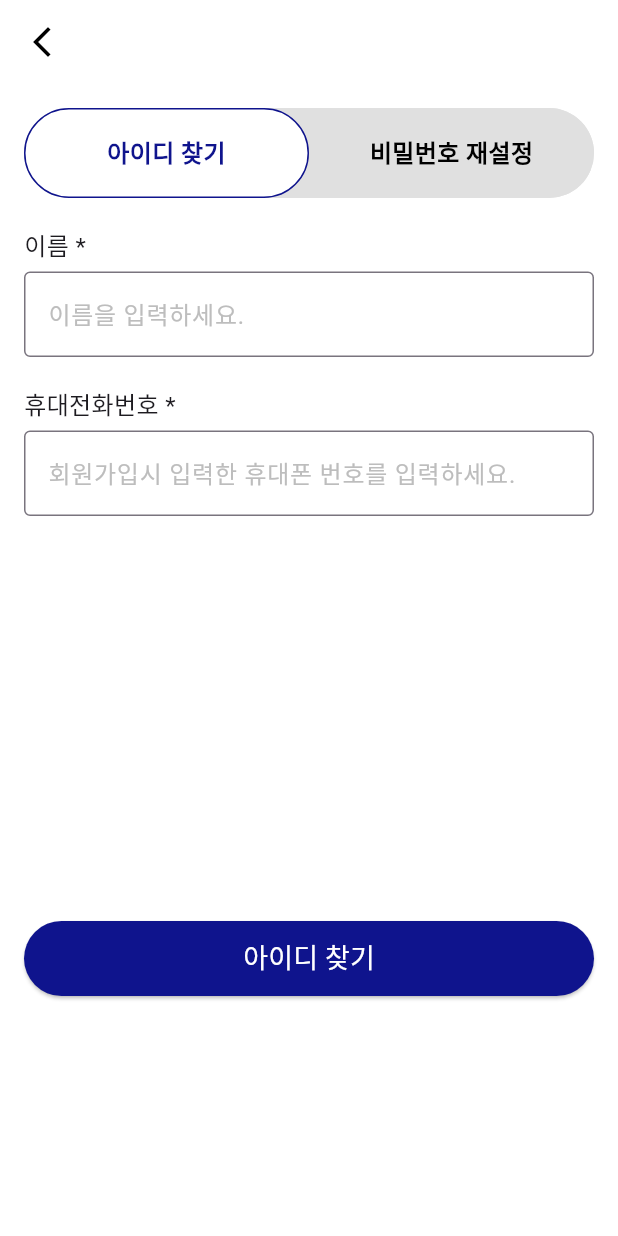
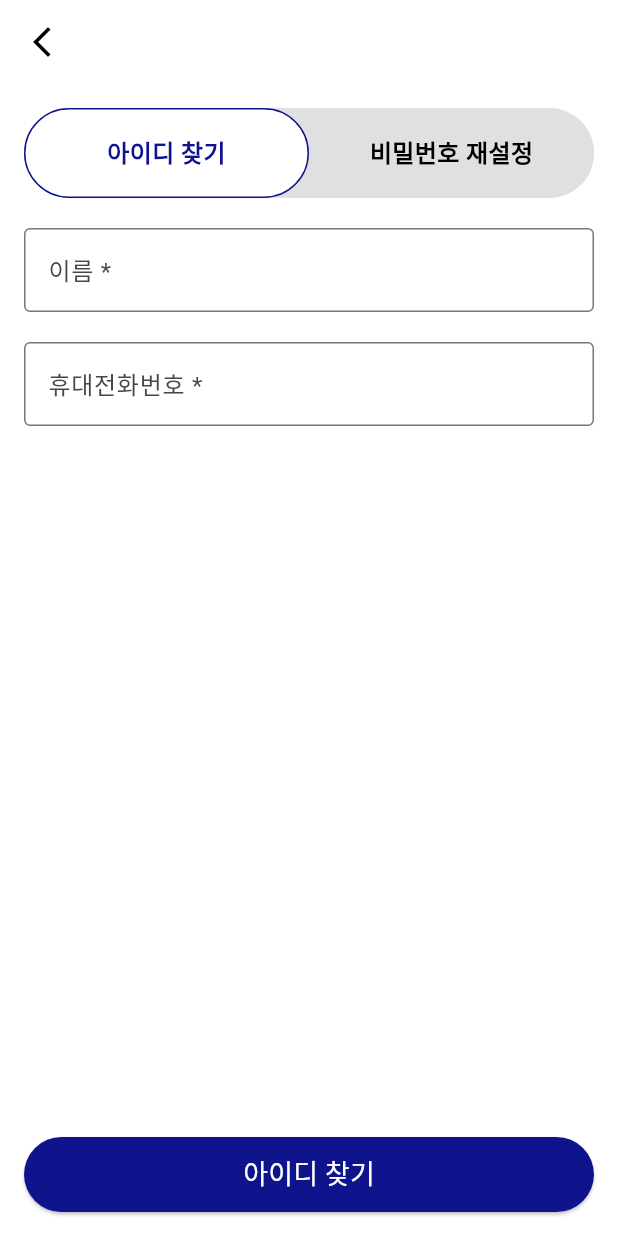
Before and after one commit to Kim-Ji-Man/Ask-Me, a Flutter app: the Homepage screen opened directly, after a tap on the "logout" icon, after a tap on "아이디/비밀번호 찾기", on a phone screen of 412 x 824 dp. Run offline on Flutter 3.47's test engine with Material 3 defaults, Android fonts, the phone set to English and light mode, and no system bars; our stand-ins replace dio, flutter_dotenv, geolocator, image_gallery_saver, image_picker, permission_handler and 1 more; missing offline and left inert: jwt_decode, kakao_map_plugin, onesignal_flutter; accounts and stored records are empty; network calls fail; project files that could hold a hidden picture were left out.

Commit message:
"홈화면 반응형 수정2 푸시"

```diff
--- a/lib/screens/find_id_password.dart
+++ b/lib/screens/find_id_password.dart
@@ -147,12 +147,13 @@ class _FindIdPasswordPageState extends State<FindIdPasswordPage> {
           crossAxisAlignment: CrossAxisAlignment.start,
           children: [
             Container(
-              height: 60, // 컨테이너 높이를 조정하여 탭의 크기를 키움
+              height: 60, // 컨테이너 높이
               decoration: BoxDecoration(
                 color: Colors.grey[300],
                 borderRadius: BorderRadius.circular(30), // 둥근 테두리
               ),
               child: Row(
+                crossAxisAlignment: CrossAxisAlignment.center,
                 children: [
                   Expanded(
                     child: GestureDetector(
@@ -162,8 +163,7 @@ class _FindIdPasswordPageState extends State<FindIdPasswordPage> {
                         });
                       },
                       child: Container(
-                        padding: EdgeInsets.symmetric(vertical: 10),
-                        alignment: Alignment.center,
+                        alignment: Alignment.center, // 버튼 텍스트를 정확히 가운데 정렬
                         decoration: BoxDecoration(
                           color: isIdSelected ? Colors.white : Colors.grey[300],
                           borderRadius: BorderRadius.circular(30),
@@ -171,12 +171,15 @@ class _FindIdPasswordPageState extends State<FindIdPasswordPage> {
                               ? Border.all(color: Color(0xFF0F148D), width: 1)
                               : null,
                         ),
+                        child: Padding(
+                          padding: const EdgeInsets.symmetric(vertical: 10), // 동일한 패딩 추가
                           child: Text(
                             '아이디 찾기',
                             style: TextStyle(
                               color: isIdSelected ? Color(0xFF0F148D) : Colors.black,
                               fontWeight: FontWeight.bold,
                               fontSize: 16,
+                            ),
                           ),
                         ),
                       ),
@@ -190,8 +193,7 @@ class _FindIdPasswordPageState extends State<FindIdPasswordPage> {
                         });
                       },
                       child: Container(
-                        padding: EdgeInsets.symmetric(vertical: 10),
-                        alignment: Alignment.center,
+                        alignment: Alignment.center, // 버튼 텍스트를 정확히 가운데 정렬
                         decoration: BoxDecoration(
                           color: !isIdSelected ? Colors.white : Colors.grey[300],
                           borderRadius: BorderRadius.circular(30),
@@ -199,12 +201,16 @@ class _FindIdPasswordPageState extends State<FindIdPasswordPage> {
                               ? Border.all(color: Color(0xFF0F148D), width: 1)
                               : null,
                         ),
+                        child: Padding(
+                          padding: const EdgeInsets.symmetric(vertical: 10), // 동일한 패딩 추가
                           child: Text(
                             '비밀번호 재설정',
                             style: TextStyle(
                               color: !isIdSelected ? Color(0xFF0F148D) : Colors.black,
                               fontWeight: FontWeight.bold,
-                              fontSize: 16),
+                              fontSize: 16,
+                            ),
+                          ),
                         ),
                       ),
                     ),
@@ -215,34 +221,35 @@ class _FindIdPasswordPageState extends State<FindIdPasswordPage> {
             SizedBox(height: 20),
             if (isIdSelected) ...[
               // 아이디 찾기 선택 시 나타나는 필드
-              Text(
-                '이름 *',
-                style: TextStyle(fontSize: 16),
-              ),
-              SizedBox(height: 5),
               TextFormField(
                 controller: nameController,
                 decoration: InputDecoration(
                   border: OutlineInputBorder(),
-                  hintText: '이름을 입력하세요.',
-                  hintStyle: TextStyle(color: Colors.grey[400]),
+                  labelText: '이름 *', // labelText로 제목 추가
                 ),
+                validator: (value) {
+                  if (value == null || value.isEmpty) {
+                    return '이름을 입력하세요'; // 유효성 검사 메시지
+                  }
+                  return null;
+                },
               ),
               SizedBox(height: 20),
-              Text(
-                '휴대전화번호 *',
-                style: TextStyle(fontSize: 16),
-              ),
-              SizedBox(height: 5),
               TextFormField(
                 controller: phoneController,
                 decoration: InputDecoration(
                   border: OutlineInputBorder(),
-                  hintText: '회원가입시 입력한 휴대폰 번호를 입력하세요.',
-                  hintStyle: TextStyle(color: Colors.grey[400]),
+                  labelText: '휴대전화번호 *', // labelText로 제목 추가
                 ),
+                validator: (value) {
+                  if (value == null || value.isEmpty) {
+                    return '휴대전화번호를 입력하세요';
+                  }
+                  return null;
+                },
               ),
-              SizedBox(height: 270),
+              SizedBox(height: 20),
+              Spacer(),
               ElevatedButton(
                 onPressed: () {
                   // 아이디 찾기 로직 실행
@@ -252,7 +259,7 @@ class _FindIdPasswordPageState extends State<FindIdPasswordPage> {
                   '아이디 찾기',
                   style: TextStyle(
                     color: Colors.white,
-                    fontSize: 18, // 텍스트의 스타일은 여기서 설정
+                    fontSize: 18,
                   ),
                 ),
                 style: ElevatedButton.styleFrom(
@@ -262,45 +269,45 @@ class _FindIdPasswordPageState extends State<FindIdPasswordPage> {
               ),
             ] else ...[
               // 비밀번호 찾기 선택 시 나타나는 필드
-              Text(
-                '아이디 *',
-                style: TextStyle(fontSize: 16),
-              ),
-              SizedBox(height: 5),
               TextFormField(
                 controller: idController,
                 decoration: InputDecoration(
                   border: OutlineInputBorder(),
-                  hintText: '아이디를 입력하세요.',
-                  hintStyle: TextStyle(color: Colors.grey[400]),
+                  labelText: '아이디 *', // labelText로 제목 추가
                 ),
+                validator: (value) {
+                  if (value == null || value.isEmpty) {
+                    return '아이디를 입력하세요';
+                  }
+                  return null;
+                },
               ),
               SizedBox(height: 20),
-              Text(
-                '휴대전화번호 *',
-                style: TextStyle(fontSize: 16),
-              ),
-              SizedBox(height: 5),
               TextFormField(
                 controller: phoneController,
                 decoration: InputDecoration(
                   border: OutlineInputBorder(),
-                  hintText: '회원가입시 입력한 휴대폰 번호를 입력하세요.',
-                  hintStyle: TextStyle(color: Colors.grey[400]),
+                  labelText: '휴대전화번호 *', // labelText로 제목 추가
                 ),
+                validator: (value) {
+                  if (value == null || value.isEmpty) {
+                    return '휴대전화번호를 입력하세요';
+                  }
+                  return null;
+                },
               ),
               SizedBox(height: 20),
               Spacer(),
               ElevatedButton(
                 onPressed: () {
-                  // 비밀번호 재설정 로직 추가 필요
+                  // 비밀번호 재설정 로직 실행
                   resetPassword();
                 },
                 child: Text(
                   '비밀번호 재설정',
                   style: TextStyle(
                     color: Colors.white,
-                    fontSize: 18, // 텍스트의 스타일은 여기서 설정
+                    fontSize: 18,
                   ),
                 ),
                 style: ElevatedButton.styleFrom(
--- a/lib/screens/homepage.dart
+++ b/lib/screens/homepage.dart
@@ -240,7 +240,7 @@ class HomePageContent extends StatelessWidget {
         // 상단 색상 배경 아래에 프로필 영역 추가
         Container(
           width: double.infinity,
-          padding: EdgeInsets.fromLTRB(20, 0, 20, 30),
+          padding: EdgeInsets.fromLTRB(20, 40, 20, 40),
           color: Colors.indigo[800], // 배경색을 상단과 맞춤
           child: Row(
             mainAxisAlignment: MainAxisAlignment.start,
@@ -257,7 +257,7 @@ class HomePageContent extends StatelessWidget {
                   Text(
                     '$nick 님,',
                     style: TextStyle(color: Colors.white,
-                        fontSize: MediaQuery.of(context).size.width * 0.05,
+                        fontSize: MediaQuery.of(context).size.width * 0.06,
                         fontWeight: FontWeight.bold),
                   ),
                   Text(
@@ -286,12 +286,12 @@ class HomePageContent extends StatelessWidget {
               child: Column(
                 crossAxisAlignment: CrossAxisAlignment.start,
                 children: [
-                  SizedBox(height: 30),
+                  SizedBox(height: MediaQuery.of(context).size.width * 0.13),
                   Row(
                     mainAxisAlignment: MainAxisAlignment.center,
                     children: [
                       SizedBox(
-                        width: MediaQuery.of(context).size.width * 0.38,
+                        width: MediaQuery.of(context).size.width * 0.4,
                         child: _buildCard(
                           context,
                           '전체 알림수',
@@ -302,7 +302,7 @@ class HomePageContent extends StatelessWidget {
                       ),
                       SizedBox(width: 20),
                       SizedBox(
-                        width: MediaQuery.of(context).size.width * 0.38,
+                        width: MediaQuery.of(context).size.width * 0.4,
                         child: _buildCard(
                           context,
                           '당일 알림수',
@@ -313,7 +313,7 @@ class HomePageContent extends StatelessWidget {
                       ),
                     ],
                   ),
-                  SizedBox(height: MediaQuery.of(context).size.height * 0.015),
+                  SizedBox(height: MediaQuery.of(context).size.height * 0.05),
                   _buildMenuGrid(context),
                 ],
               ),
@@ -349,7 +349,7 @@ class HomePageContent extends StatelessWidget {
           // 텍스트 부분
           Padding(
             padding: EdgeInsets.symmetric(
-              vertical: MediaQuery.of(context).size.height * 0.01, // 런타임 계산
+              vertical: MediaQuery.of(context).size.height * 0.015, // 런타임 계산
               horizontal: MediaQuery.of(context).size.width * 0.02,
             ),
             child: Column(
@@ -365,7 +365,7 @@ class HomePageContent extends StatelessWidget {
                 Text(
                   subtitle,
                   style: TextStyle(
-                    fontSize: MediaQuery.of(context).size.width * 0.06,
+                    fontSize: MediaQuery.of(context).size.width * 0.065,
                     fontWeight: FontWeight.bold,
                     color: Colors.indigo,
                     fontFamily: 'CustomFont',
@@ -397,7 +397,7 @@ Widget _buildMenuGrid(BuildContext context) {
     physics: NeverScrollableScrollPhysics(),
     gridDelegate: SliverGridDelegateWithFixedCrossAxisCount(
       crossAxisCount: 3,
-      childAspectRatio: 1.2,
+      childAspectRatio: 0.95,
     ),
     itemCount: menuItems.length,
     itemBuilder: (context, index) {
@@ -412,15 +412,15 @@ Widget _buildMenuGrid(BuildContext context) {
         child: Column(
           children: [
             Container(
-              width: MediaQuery.of(context).size.width * 0.15,
-              height: MediaQuery.of(context).size.width * 0.15,
+              width: MediaQuery.of(context).size.width * 0.175,
+              height: MediaQuery.of(context).size.width * 0.175,
               decoration: BoxDecoration(
                 color: Colors.grey[100],
                 borderRadius: BorderRadius.circular(20),
               ),
               child: Icon(
                 menuItems[index]['icon'],
-                size: MediaQuery.of(context).size.width * 0.06,
+                size: MediaQuery.of(context).size.width * 0.07,
                 color: menuItems[index]['color'], // 각 아이콘 색상 설정
               ),
             ),
--- a/lib/screens/signup_folder/signup_step2.dart
+++ b/lib/screens/signup_folder/signup_step2.dart
@@ -121,7 +121,7 @@ class _SignUpStep2State extends State<SignUpStep2> {
                     return null;
                   },
                 ),
-                SizedBox(height: 24,),
+                SizedBox(height: 20),
                 Container(
                   width: double.infinity,
                   height: 60,
```
Lines whose indentation alone changed are shown as unchanged.
